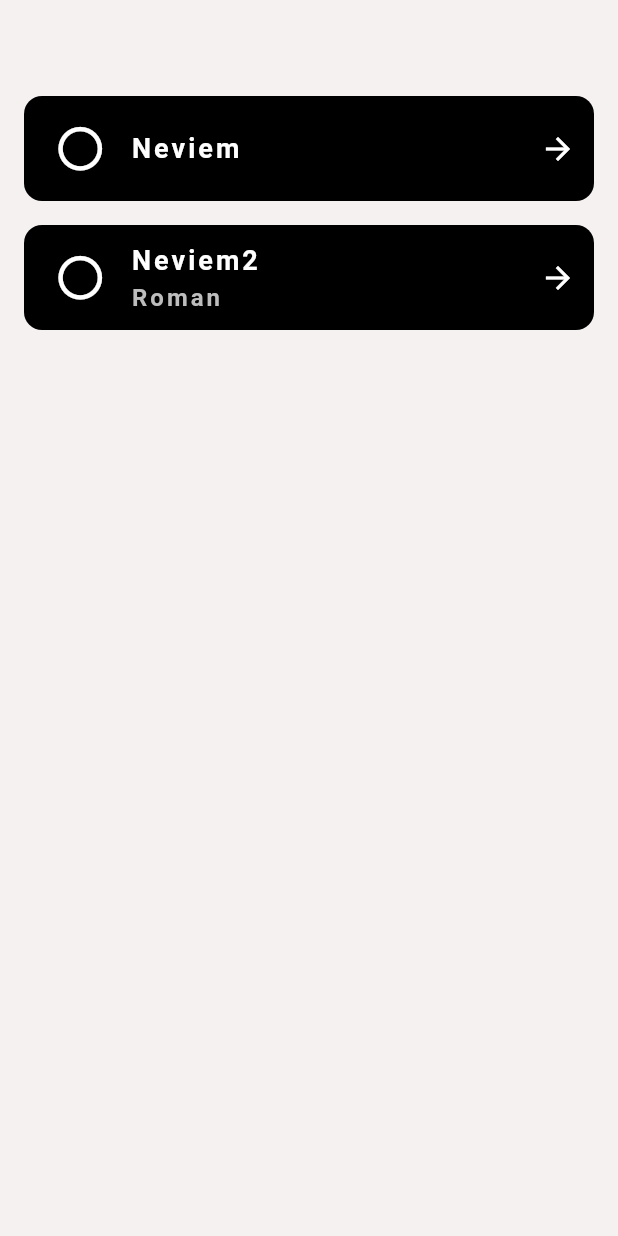
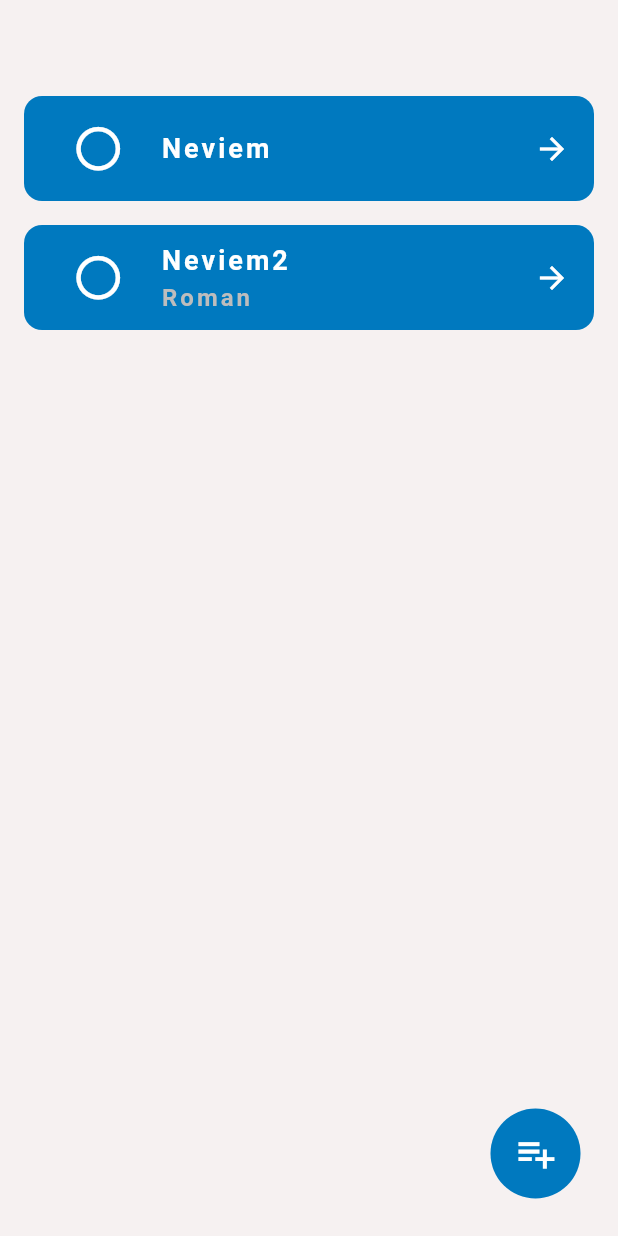
Before and after one commit to adrianlicko/Flutter-Django-calendar-app, a Flutter app: the TodoScreen screen opened by its route, on a phone screen of 412 x 824 dp. Run offline on Flutter 3.47's test engine with Material 3 defaults, Android fonts, the phone set to English and light mode, and no system bars; our stand-ins replace go_router.

Commit message:
add option to complete, select, add and delete todo

```diff
--- a/frontend/lib/app_scaffold.dart
+++ b/frontend/lib/app_scaffold.dart
@@ -3,18 +3,24 @@ import 'package:flutter/material.dart';
 class AppScaffold extends StatelessWidget {
   final Widget body;
   final String? title;
+  final List<Widget>? leading;
+  final List<Widget>? actions;
 
   const AppScaffold({
     super.key,
     required this.body,
     this.title,
+    this.leading,
+    this.actions,
   });
 
   @override
   Widget build(BuildContext context) {
     return Scaffold(
       appBar: AppBar(
+        leading: leading != null ? Row(children: leading!) : null,
         title: title != null ? Text(title!) : null,
+        actions: actions,
       ),
       body: body,
     );
--- a/frontend/lib/components/todo_card.dart
+++ b/frontend/lib/components/todo_card.dart
@@ -1,13 +1,24 @@
 import 'package:flutter/material.dart';
-import 'package:frontend/app_router.dart';
 import 'package:frontend/models/todo_model.dart';
+import 'package:frontend/theme/all_themes.dart';
+import 'package:frontend/theme/app_theme.dart';
 
 class TodoCard extends StatefulWidget {
   final TodoModel todo;
+  final bool selectionMode;
+  final bool isSelected;
+  final VoidCallback onTap;
+  final VoidCallback onLongPress;
+  final VoidCallback onCompletedChanged;
 
   const TodoCard({
     super.key,
     required this.todo,
+    required this.selectionMode,
+    required this.isSelected,
+    required this.onTap,
+    required this.onLongPress,
+    required this.onCompletedChanged,
   });
 
   @override
@@ -15,57 +26,84 @@ class TodoCard extends StatefulWidget {
 }
 
 class _TodoCardState extends State<TodoCard> {
-  bool _isChecked = false;
+  double rotationTurns = 0.0;
 
-  Widget _buildText() {
+  void _handleCompletedChanged() {
+    setState(() {
+      widget.onCompletedChanged();
+      rotationTurns += 1.0;
+    });
+  }
+
+  Widget _buildText(BuildContext context) {
     return Text(widget.todo.title, style: Theme.of(context).textTheme.titleMedium);
   }
 
-  Widget _buildTextWithDescription() {
+  Widget _buildTextWithDescription(BuildContext context) {
     return Column(
       mainAxisAlignment: MainAxisAlignment.center,
       crossAxisAlignment: CrossAxisAlignment.start,
       children: [
         Text(widget.todo.title, style: Theme.of(context).textTheme.titleMedium),
-        Text(widget.todo.description!, style: Theme.of(context).textTheme.titleSmall),
+        Text(widget.todo.description ?? '', style: Theme.of(context).textTheme.titleSmall),
       ],
+    );
+  }
+
+  Widget _buildContent(BuildContext context) {
+    return Padding(
+      padding: const EdgeInsets.symmetric(horizontal: 16.0),
+      child: Row(
+        children: [
+          if (widget.selectionMode)
+            Transform.scale(
+              scale: 1.3,
+              child: Checkbox(
+                fillColor: WidgetStateProperty.all(Colors.white),
+                checkColor: Colors.black,
+                value: widget.isSelected,
+                onChanged: (bool? value) {
+                  widget.onTap();
+                },
+              ),
+            ),
+          const SizedBox(width: 8.0),
+          AnimatedRotation(
+            turns: rotationTurns,
+            duration: const Duration(milliseconds: 250),
+            child: IconButton(
+              onPressed: _handleCompletedChanged,
+              icon: widget.todo.isCompleted
+                  ? const Icon(Icons.check_circle_outline_outlined, size: 35)
+                  : const Icon(Icons.circle_outlined, size: 35),
+            ),
+          ),
+          const SizedBox(width: 16.0),
+          Expanded(
+            child: widget.todo.description == null ? _buildText(context) : _buildTextWithDescription(context),
+          ),
+          const Icon(Icons.arrow_forward),
+        ],
+      ),
     );
   }
 
   @override
   Widget build(BuildContext context) {
     return GestureDetector(
-      onTap: () {
-        router.push('/todo_detail', extra: widget.todo);
-      },
+      onTap: widget.onTap,
+      onLongPress: widget.onLongPress,
       child: Padding(
-        padding: const EdgeInsets.only(top: 8.0, right: 16.0, bottom: 8.0, left: 16.0),
-        child: Container(
-          height: 70,
-          decoration: BoxDecoration(
-            color: Colors.black,
-            borderRadius: BorderRadius.circular(12.0),
-          ),
-          child: Padding(
-            padding: const EdgeInsets.symmetric(horizontal: 12.0),
-            child: Row(
-              children: [
-                IconButton(
-                    onPressed: () {
-                      setState(() {
-                        _isChecked = !_isChecked;
-                      });
-                    },
-                    icon: _isChecked
-                        ? const Icon(Icons.check_circle_outline, size: 35)
-                        : const Icon(Icons.circle_outlined, size: 35)),
-                const SizedBox(width: 8.0),
-                Expanded(
-                  child: widget.todo.description == null ? _buildText() : _buildTextWithDescription(),
-                ),
-                const Icon(Icons.arrow_forward)
-              ],
+        padding: const EdgeInsets.symmetric(vertical: 8.0, horizontal: 16.0),
+        child: Opacity(
+          opacity: widget.todo.isCompleted ? 0.5 : 1.0,
+          child: Container(
+            height: 70,
+            decoration: BoxDecoration(
+              color: AppTheme.getThemeFromColors(AllAppColors.lightBlueColorScheme).primaryColor,
+              borderRadius: BorderRadius.circular(12.0),
             ),
+            child: _buildContent(context),
           ),
         ),
       ),
--- a/frontend/lib/models/todo_model.dart
+++ b/frontend/lib/models/todo_model.dart
@@ -3,7 +3,7 @@ class TodoModel {
   final String id;
   final String title;
   final String? description;
-  final bool isCompleted;
+  bool isCompleted;
 
   TodoModel({
     this.createdAt, // backend will handle this
--- a/frontend/lib/screens/todo/todo_screen.dart
+++ b/frontend/lib/screens/todo/todo_screen.dart
@@ -1,19 +1,134 @@
 import 'package:flutter/material.dart';
+import 'package:frontend/app_router.dart';
 import 'package:frontend/app_scaffold.dart';
 import 'package:frontend/components/todo_card.dart';
+import 'package:frontend/dialogs/create_todo_dialog.dart';
 import 'package:frontend/models/todo_model.dart';
 import 'package:frontend/services/todo_service.dart';
+import 'package:frontend/theme/all_themes.dart';
+import 'package:frontend/theme/app_theme.dart';
 
-class TodoScreen extends StatelessWidget {
+class TodoScreen extends StatefulWidget {
   const TodoScreen({super.key});
 
   @override
+  State<TodoScreen> createState() => _TodoScreenState();
+}
+
+class _TodoScreenState extends State<TodoScreen> {
+  List<TodoModel> todos = TodoService.getTodos();
+  List<TodoModel> selectedTodos = [];
+  bool _selectionMode = false;
+
+  Widget _buildActionButtons() {
+    return Row(
+      children: [
+        IconButton(
+          icon: const Icon(Icons.delete),
+          onPressed: () {
+            setState(() {
+              TodoService.deleteTodos(selectedTodos);
+              selectedTodos.clear();
+              _selectionMode = false;
+            });
+          },
+        ),
+        IconButton(
+          icon: const Icon(Icons.close),
+          onPressed: () {
+            setState(() {
+              selectedTodos.clear();
+              _selectionMode = false;
+            });
+          },
+        ),
+      ],
+    );
+  }
+
+  Widget _buildTodoList() {
+    return ListView(
+      children: todos.map((todo) {
+        return TodoCard(
+          todo: todo,
+          selectionMode: _selectionMode,
+          isSelected: selectedTodos.contains(todo),
+          onLongPress: () {
+            setState(() {
+              _selectionMode = true;
+              selectedTodos.add(todo);
+            });
+          },
+          onTap: () async {
+            if (_selectionMode) {
+              setState(() {
+                if (selectedTodos.contains(todo)) {
+                  selectedTodos.remove(todo);
+                  if (selectedTodos.isEmpty) {
+                    _selectionMode = false;
+                  }
+                } else {
+                  selectedTodos.add(todo);
+                }
+              });
+            } else {
+              final potentiallyDeletedTodo = await router.push('/todo_detail', extra: todo);
+              if (potentiallyDeletedTodo != null && potentiallyDeletedTodo is TodoModel) {
+                setState(() {
+                  todos.remove(potentiallyDeletedTodo);
+                });
+              }
+            }
+          },
+          onCompletedChanged: () {
+            setState(() {
+              todo.isCompleted = !todo.isCompleted;
+            });
+          },
+        );
+      }).toList(),
+    );
+  }
+
+  Future<void> _showCreateTodoDialog() async {
+    final newTodo = await showDialog<TodoModel>(
+      context: context,
+      builder: (BuildContext context) {
+        return const CreateTodoDialog();
+      },
+    );
+
+    if (newTodo != null) {
+      setState(() {});
+    }
+  }
+
+  Widget _buildCreateTodoButton() {
+    return GestureDetector(
+      onTap: _showCreateTodoDialog,
+      child: Container(
+        width: 60,
+        height: 60,
+        decoration: BoxDecoration(
+          color: AppTheme.getThemeFromColors(AllAppColors.lightBlueColorScheme).primaryColor,
+          borderRadius: const BorderRadius.all(Radius.circular(50)),
+        ),
+        child: const Icon(Icons.playlist_add, size: 30),
+      ),
+    );
+  }
+
+  @override
   Widget build(BuildContext context) {
-    List<TodoModel> todos = TodoService.todos;
-
     return AppScaffold(
-        body: Column(
-      children: todos.map((todo) => TodoCard(todo: todo)).toList(),
-    ));
+        actions: [
+          if (_selectionMode) _buildActionButtons(),
+        ],
+        body: Stack(
+          children: [
+            _buildTodoList(),
+            Positioned(bottom: 25, right: 25, child: _buildCreateTodoButton()),
+          ],
+        ));
   }
 }
--- a/frontend/lib/services/todo_service.dart
+++ b/frontend/lib/services/todo_service.dart
@@ -1,12 +1,25 @@
 import 'package:frontend/models/todo_model.dart';
 
 class TodoService {
-  static List<TodoModel> todos = [
+  // mocked data
+  static final List<TodoModel> _todos = [
     TodoModel(id: "123", title: "Neviem"),
     TodoModel(id: "11", title: "Neviem2", description: "Roman")
   ];
 
-  static TodoModel getTodoById(String id) {
-    return todos.firstWhere((todo) => todo.id == id);
+  static List<TodoModel> getTodos() {
+    return _todos;
+  }
+
+  static void addTodo(TodoModel todo) {
+    _todos.add(todo);
+  }
+
+  static void deleteTodos(List<TodoModel> todos) {
+    _todos.removeWhere((todo) => todos.contains(todo));
+  }
+
+  static void deleteTodo(TodoModel todo) {
+    _todos.remove(todo);
   }
 }
```
Also changed, not shown: frontend/lib/dialogs/create_todo_dialog.dart (added, +79 -0 lines), frontend/lib/screens/todo/todo_detail_screen.dart (+11 -1 lines).
